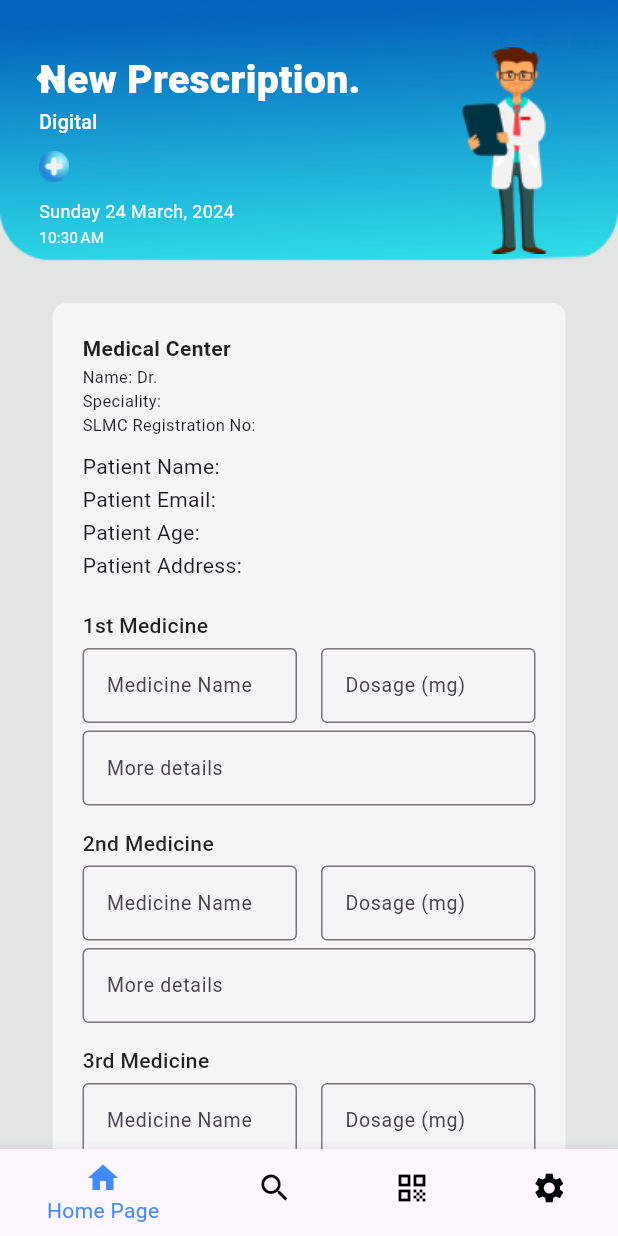
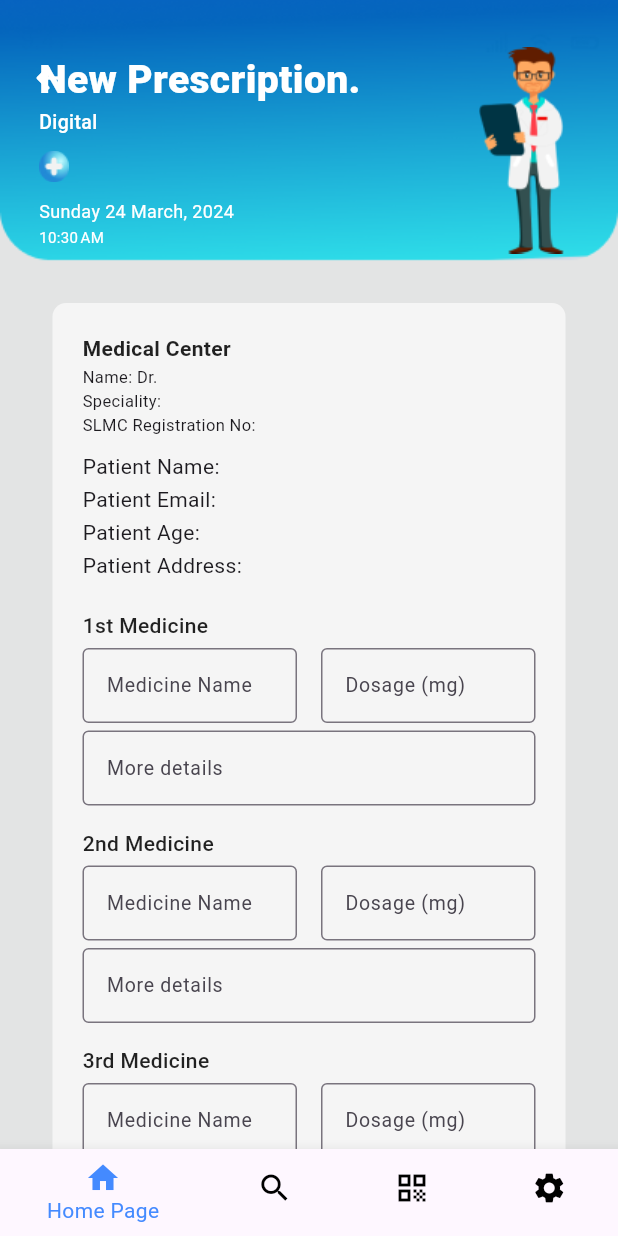
Before and after one commit to Jaindu1223/med_vault, a Flutter app: the NewPrescription screen opened directly with empty values, on a phone screen of 412 x 824 dp. Run offline on Flutter 3.47's test engine with Material 3 defaults, Android fonts, the phone set to English and light mode, and no system bars; our stand-ins replace firebase_core, geolocator, qr_flutter; missing offline and left inert: qr_code_scanner; accounts and stored records are empty; network calls fail.

Commit message:
fixed few render issues

```diff
--- a/lib/pages/doctor/home_pageD.dart
+++ b/lib/pages/doctor/home_pageD.dart
@@ -1,3 +1,4 @@
+import 'package:flutter/cupertino.dart';
 import 'package:flutter/material.dart';
 import 'package:intl/intl.dart';
 import 'package:med_vault/pages/doctor/customize_prescription.dart';
@@ -68,7 +69,8 @@ class _HomePageDocState extends State<HomePageDoc> {
             ),
           ),
         ),
-        Column(
+        SingleChildScrollView(
+          child: Column(
             children: [
               Container(
                 padding:
@@ -364,6 +366,7 @@ class _HomePageDocState extends State<HomePageDoc> {
               ),
             ],
           ),
+        ),
       ]),
       bottomNavigationBar: BottomNavigationBar(
         //backgroundColor: Colors.lightBlue, // Set background color here
--- a/lib/pages/doctor/new_prescription.dart
+++ b/lib/pages/doctor/new_prescription.dart
@@ -1,6 +1,7 @@
 
 import 'dart:convert';
 
+import 'package:flutter/cupertino.dart';
 import 'package:flutter/material.dart';
 import 'package:intl/intl.dart';
 import 'package:med_vault/pages/doctor/home_pageD.dart';
@@ -336,13 +337,15 @@ class _NewPrescriptionState extends State<NewPrescription> {
                               ),
                               const SizedBox(width: 46,),
 
-                              SizedBox(
-                                height: 140,
-                                width: 100,
-                                child: Image.asset(
-                                  'lib/images/doctor.png',),
+                              Expanded(
+                                child: SizedBox(
+                                  height: 140,
+                                  width: 100,
+                                  child: Image.asset(
+                                    'lib/images/doctor.png',),
 
-                                //color: Colors.limeAccent,
+                                  //color: Colors.limeAccent,
+                                ),
                               ),
 
 
--- a/lib/pages/patient/check.dart
+++ b/lib/pages/patient/check.dart
@@ -280,9 +280,7 @@ class _PharmacySearchPage1State extends State<PharmacySearchPage1> {
     String formattedTime = DateFormat.jm().format(now); // Format: 3:21:59 PM
 
     return Scaffold(
-      //appBar: AppBar(
-      //title: Text('Pharmacy Search'),
-      //),
+      resizeToAvoidBottomInset: false, // Prevents resizing when the keyboard is displayed
       body: Stack(
           children: [
         Container(
--- a/lib/pages/patient/home_page.dart
+++ b/lib/pages/patient/home_page.dart
@@ -233,9 +233,9 @@ class _HomePageState extends State<HomePage> {
                           ),
                           const SizedBox(height: 17),
                           InkWell(
-                            //onTap: (){
-                              //Navigator.push(context, MaterialPageRoute(builder: (context)=> PharmacySearchPage1()));
-                            //},
+                            onTap: (){
+                              Navigator.push(context, MaterialPageRoute(builder: (context)=> PharmacySearchPage1(email: widget.email)));
+                            },
                             child: Container(
                               padding: const EdgeInsets.all(4),
                               decoration: BoxDecoration(
```
Also changed, not shown: pubspec.lock. Lines whose indentation alone changed are shown as unchanged.
